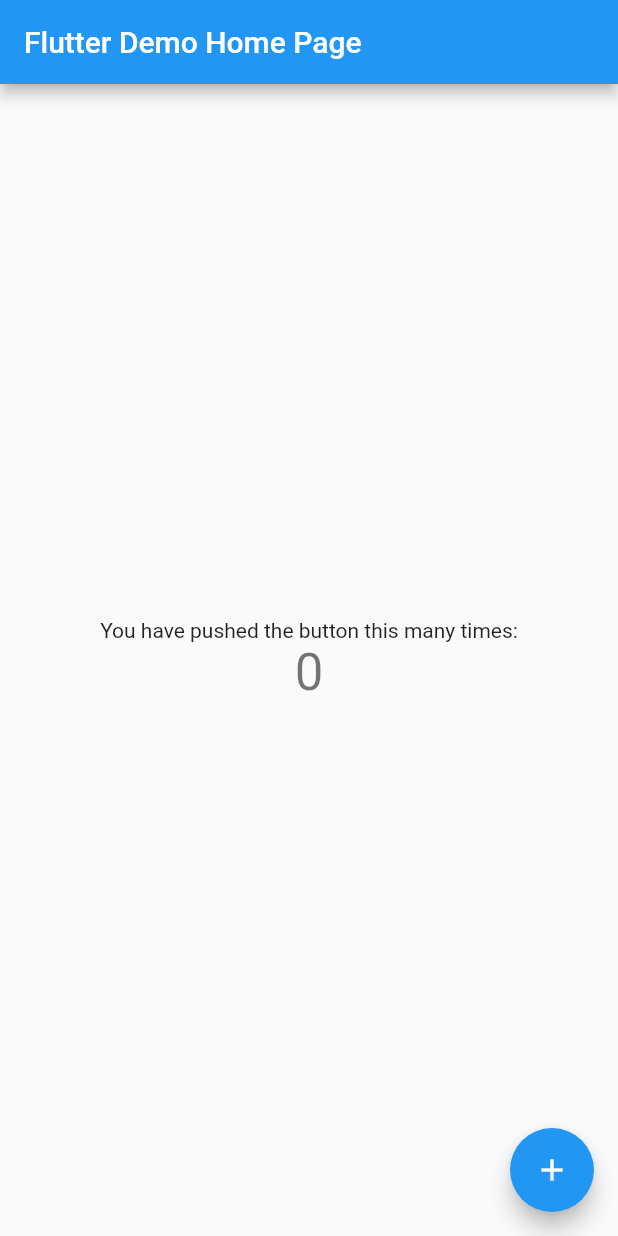
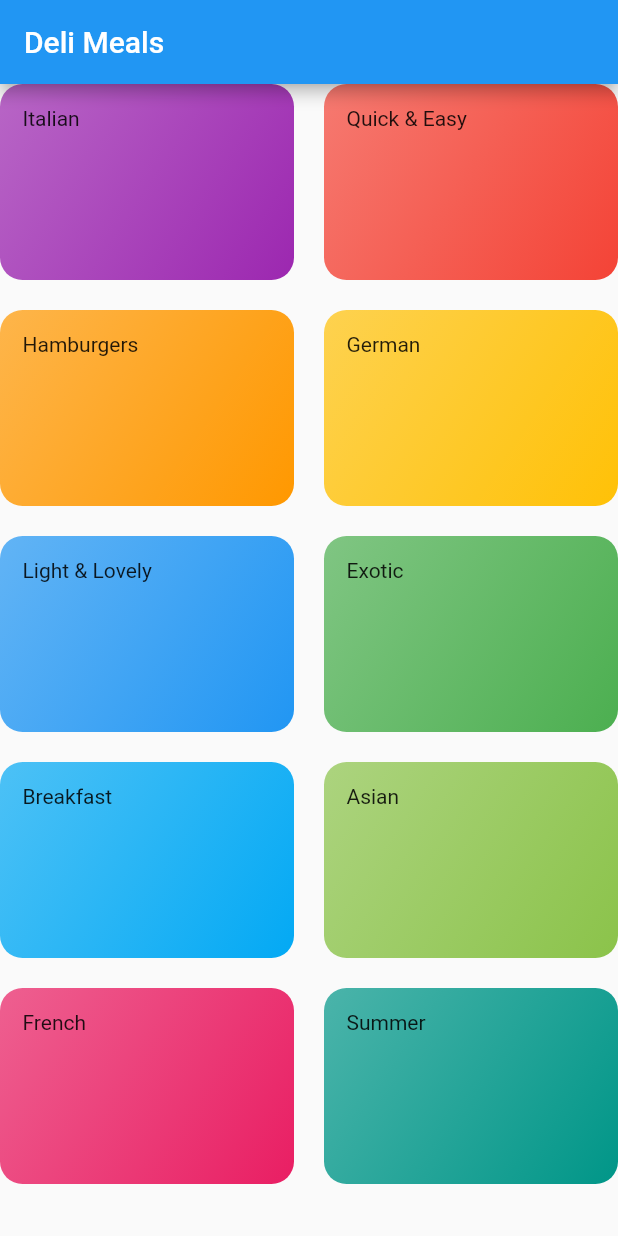
Before and after one commit to jeclauden/foodapp, a Flutter app: the screen it shows after launch, on a phone screen of 412 x 824 dp. Run offline on Flutter 3.47's test engine with Material 2 defaults, Android fonts, the phone set to English and light mode, and no system bars.

Commit message:
Create a list of dummy meals categories

```diff
--- /dev/null
+++ b/lib/categoryItem.dart
@@ -0,0 +1,32 @@
+import 'package:flutter/material.dart';
+import 'package:flutter/widgets.dart';
+
+class CategortItem extends StatelessWidget {
+  final String title;
+  final Color color;
+
+  const CategortItem({
+    required this.title,
+    required this.color,
+    Key? key,
+  }) : super(key: key);
+
+  @override
+  Widget build(BuildContext context) {
+    return Container(
+      padding: const EdgeInsets.all(15),
+      decoration: BoxDecoration(
+        gradient: LinearGradient(
+          colors: [
+            color.withOpacity(0.7),
+            color,
+          ],
+          begin: Alignment.topLeft,
+          end: Alignment.bottomRight,
+        ),
+        borderRadius: BorderRadius.circular(15),
+      ),
+      child: Text(title),
+    );
+  }
+}
--- /dev/null
+++ b/lib/dummy_data.dart
@@ -0,0 +1,56 @@
+import 'package:flutter/material.dart';
+
+import 'models/category.dart';
+
+const DUMMY_CATEGORIES = [
+  Category(
+    id: 'c1',
+    title: 'Italian',
+    color: Colors.purple,
+  ),
+  Category(
+    id: 'c2',
+    title: 'Quick & Easy',
+    color: Colors.red,
+  ),
+  Category(
+    id: 'c3',
+    title: 'Hamburgers',
+    color: Colors.orange,
+  ),
+  Category(
+    id: 'c4',
+    title: 'German',
+    color: Colors.amber,
+  ),
+  Category(
+    id: 'c5',
+    title: 'Light & Lovely',
+    color: Colors.blue,
+  ),
+  Category(
+    id: 'c6',
+    title: 'Exotic',
+    color: Colors.green,
+  ),
+  Category(
+    id: 'c7',
+    title: 'Breakfast',
+    color: Colors.lightBlue,
+  ),
+  Category(
+    id: 'c8',
+    title: 'Asian',
+    color: Colors.lightGreen,
+  ),
+  Category(
+    id: 'c9',
+    title: 'French',
+    color: Colors.pink,
+  ),
+  Category(
+    id: 'c10',
+    title: 'Summer',
+    color: Colors.teal,
+  ),
+];
--- /dev/null
+++ b/lib/gategories_screen.dart
@@ -0,0 +1,28 @@
+import 'package:flutter/material.dart';
+import 'package:foodapp/categoryItem.dart';
+import './dummy_data.dart';
+
+class CategoriesScreen extends StatelessWidget {
+  const CategoriesScreen({Key? key}) : super(key: key);
+
+  @override
+  Widget build(BuildContext context) {
+    return Scaffold(
+      appBar: AppBar(title: const Text("Deli Meals")),
+      body: GridView(
+        gridDelegate: const SliverGridDelegateWithMaxCrossAxisExtent(
+          maxCrossAxisExtent: 200,
+          childAspectRatio: 3 / 2,
+          crossAxisSpacing: 20,
+          mainAxisSpacing: 20,
+        ),
+        children: DUMMY_CATEGORIES
+            .map((catergoty) => CategortItem(
+                  title: catergoty.title,
+                  color: catergoty.color,
+                ))
+            .toList(),
+      ),
+    );
+  }
+}
--- a/lib/main.dart
+++ b/lib/main.dart
@@ -1,4 +1,5 @@
 import 'package:flutter/material.dart';
+import 'package:foodapp/gategories_screen.dart';
 
 void main() {
   runApp(const MyApp());
@@ -11,105 +12,11 @@ class MyApp extends StatelessWidget {
   @override
   Widget build(BuildContext context) {
     return MaterialApp(
-      title: 'Flutter Demo',
+      title: 'Deli Meals',
       theme: ThemeData(
-        // This is the theme of your application.
-        //
-        // Try running your application with "flutter run". You'll see the
-        // application has a blue toolbar. Then, without quitting the app, try
-        // changing the primarySwatch below to Colors.green and then invoke
-        // "hot reload" (press "r" in the console where you ran "flutter run",
-        // or simply save your changes to "hot reload" in a Flutter IDE).
-        // Notice that the counter didn't reset back to zero; the application
-        // is not restarted.
         primarySwatch: Colors.blue,
       ),
-      home: const MyHomePage(title: 'Flutter Demo Home Page'),
+      home: const CategoriesScreen(),
     );
   }
 }
-
-class MyHomePage extends StatefulWidget {
-  const MyHomePage({Key? key, required this.title}) : super(key: key);
-
-  // This widget is the home page of your application. It is stateful, meaning
-  // that it has a State object (defined below) that contains fields that affect
-  // how it looks.
-
-  // This class is the configuration for the state. It holds the values (in this
-  // case the title) provided by the parent (in this case the App widget) and
-  // used by the build method of the State. Fields in a Widget subclass are
-  // always marked "final".
-
-  final String title;
-
-  @override
-  State<MyHomePage> createState() => _MyHomePageState();
-}
-
-class _MyHomePageState extends State<MyHomePage> {
-  int _counter = 0;
-
-  void _incrementCounter() {
-    setState(() {
-      // This call to setState tells the Flutter framework that something has
-      // changed in this State, which causes it to rerun the build method below
-      // so that the display can reflect the updated values. If we changed
-      // _counter without calling setState(), then the build method would not be
-      // called again, and so nothing would appear to happen.
-      _counter++;
-    });
-  }
-
-  @override
-  Widget build(BuildContext context) {
-    // This method is rerun every time setState is called, for instance as done
-    // by the _incrementCounter method above.
-    //
-    // The Flutter framework has been optimized to make rerunning build methods
-    // fast, so that you can just rebuild anything that needs updating rather
-    // than having to individually change instances of widgets.
-    return Scaffold(
-      appBar: AppBar(
-        // Here we take the value from the MyHomePage object that was created by
-        // the App.build method, and use it to set our appbar title.
-        title: Text(widget.title),
-      ),
-      body: Center(
-        // Center is a layout widget. It takes a single child and positions it
-        // in the middle of the parent.
-        child: Column(
-          // Column is also a layout widget. It takes a list of children and
-          // arranges them vertically. By default, it sizes itself to fit its
-          // children horizontally, and tries to be as tall as its parent.
-          //
-          // Invoke "debug painting" (press "p" in the console, choose the
-          // "Toggle Debug Paint" action from the Flutter Inspector in Android
-          // Studio, or the "Toggle Debug Paint" command in Visual Studio Code)
-          // to see the wireframe for each widget.
-          //
-          // Column has various properties to control how it sizes itself and
-          // how it positions its children. Here we use mainAxisAlignment to
-          // center the children vertically; the main axis here is the vertical
-          // axis because Columns are vertical (the cross axis would be
-          // horizontal).
-          mainAxisAlignment: MainAxisAlignment.center,
-          children: <Widget>[
-            const Text(
-              'You have pushed the button this many times:',
-            ),
-            Text(
-              '$_counter',
-              style: Theme.of(context).textTheme.headline4,
-            ),
-          ],
-        ),
-      ),
-      floatingActionButton: FloatingActionButton(
-        onPressed: _incrementCounter,
-        tooltip: 'Increment',
-        child: const Icon(Icons.add),
-      ), // This trailing comma makes auto-formatting nicer for build methods.
-    );
-  }
-}
--- /dev/null
+++ b/lib/models/category.dart
@@ -0,0 +1,13 @@
+import 'package:flutter/material.dart';
+
+class Category {
+  final String id;
+  final String title;
+  final Color color;
+
+  const Category({
+    required this.id,
+    required this.title,
+    required this.color,
+  });
+}
```
